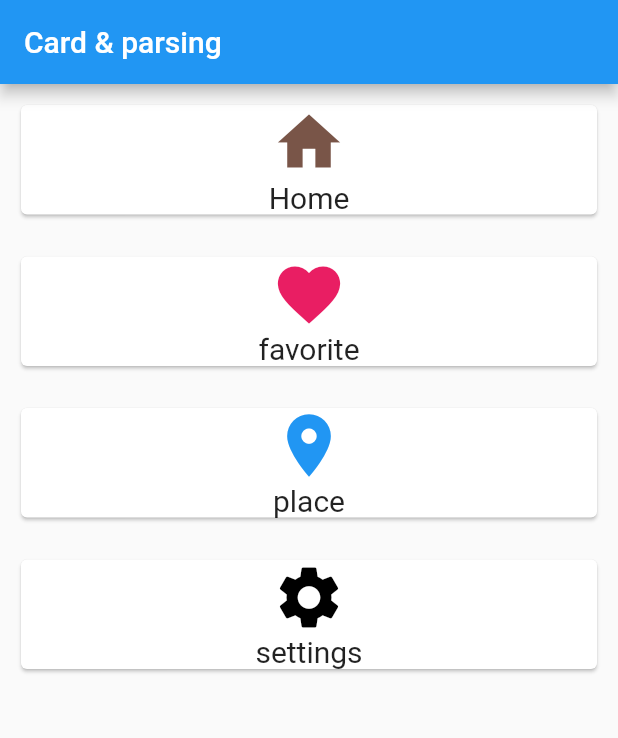
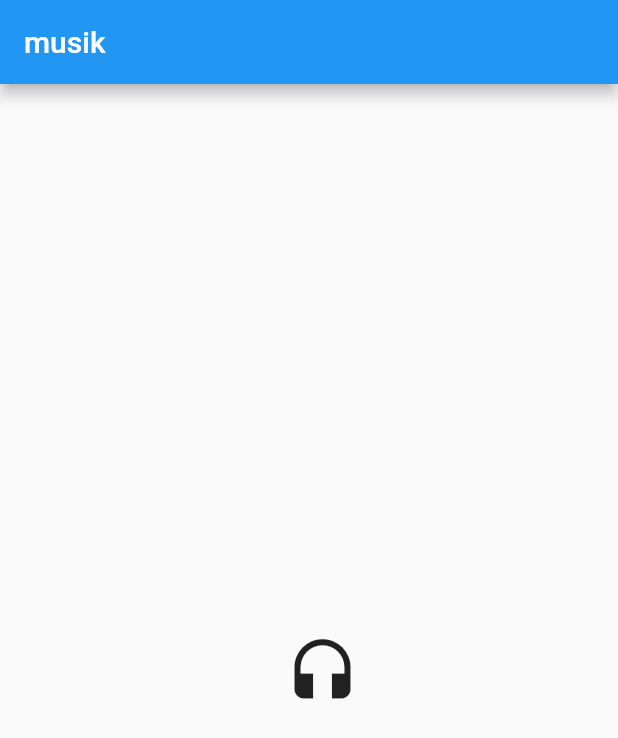
Before and after one commit to samuriali27/belajar_flutter, a Flutter app: the screen it shows after launch, on a phone screen of 412 x 824 dp. Shown: the top 738 px of the screen. Run offline on Flutter 3.47's test engine with Material 2 defaults, Android fonts, the phone set to English and light mode, and no system bars.

Commit message:
navigasi mengubah logo musik ke logo speaker

```diff
--- a/lib/main.dart
+++ b/lib/main.dart
@@ -1,10 +1,13 @@
 import 'package:flutter/material.dart';
-import 'package:flutter/rendering.dart';
 
 void main() {
   runApp(new MaterialApp(
-    title: "Card & parsing",
     home: new HalSatu(),
+    title: "Navigasi",
+    routes: <String, WidgetBuilder>{
+      '/Halsatu': (BuildContext context) => new HalSatu(),
+      '/Haldua': (BuildContext context) => new Haldua(),
+    },
   ));
 }
 
@@ -12,63 +15,43 @@ class HalSatu extends StatelessWidget {
   @override
   Widget build(BuildContext context) {
     return new Scaffold(
-        appBar: new AppBar(
-          title: new Text("Card & parsing"),
+      appBar: new AppBar(
+        title: new Text("musik"),
+      ),
+      body: new Center(
+        child: new IconButton(
+          icon: new Icon(
+            Icons.headset,
+            size: 50.0,
+          ),
+          onPressed: () {
+            Navigator.pushNamed(context, '/Haldua');
+          },
         ),
-        body: new Container(
-          child: new Column(
-            crossAxisAlignment: CrossAxisAlignment.stretch,
-            children: <Widget>[
-              new CardSaya(
-                icon: Icons.home,
-                teks: "Home",
-                warnaIcon: Colors.brown,
-              ),
-              new CardSaya(
-                icon: Icons.favorite,
-                teks: "favorite",
-                warnaIcon: Colors.pink,
-              ),
-              new CardSaya(
-                icon: Icons.place,
-                teks: "place",
-                warnaIcon: Colors.blue,
-              ),
-              new CardSaya(
-                icon: Icons.settings,
-                teks: "settings",
-                warnaIcon: Colors.black,
-              )
-            ],
-          ),
-        ));
+      ),
+    );
   }
 }
 
-class CardSaya extends StatelessWidget {
-  CardSaya({this.icon, this.teks, this.warnaIcon});
-  final IconData icon;
-  final String teks;
-  final Color warnaIcon;
-
+class Haldua extends StatelessWidget {
   @override
   Widget build(BuildContext context) {
-    return new Container(
-      padding: new EdgeInsets.all(10.0),
-      child: new Card(
-          child: new Column(
-        children: <Widget>[
-          new Icon(
-            icon,
+    return new Scaffold(
+      appBar: new AppBar(
+        title: new Text("SPEAKER"),
+      ),
+      body: new Center(
+        child: new IconButton(
+          icon: new Icon(
+            Icons.speaker,
             size: 50.0,
-            color: warnaIcon,
+            color: Colors.red,
           ),
-          new Text(
-            teks,
-            style: new TextStyle(fontSize: 20.0),
-          )
-        ],
-      )),
+          onPressed: () {
+            Navigator.pushNamed(context, '/Halsatu');
+          },
+        ),
+      ),
     );
   }
 }
```
